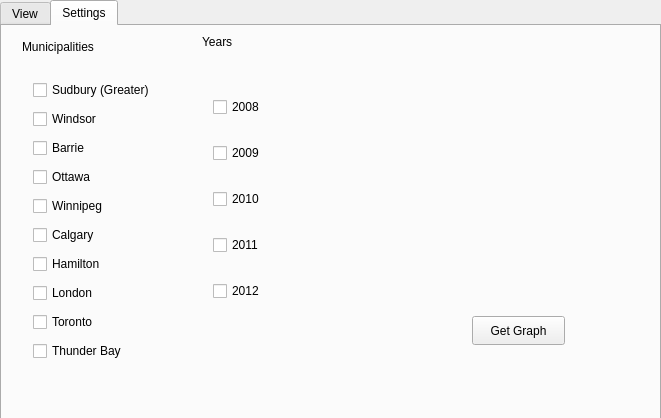
donvvo/Data-Visualization-Software-for-Ontario-Municipal-Benchmarking-Initiative, file test_export/src/mainwindow.ui: the form before one commit.
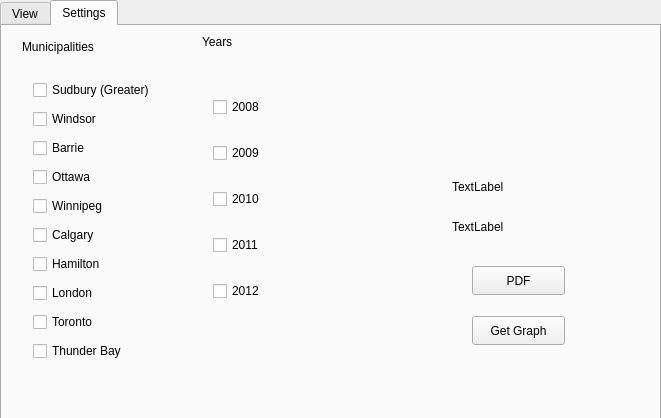
The form after the commit. Custom widgets are drawn as their Qt base class.

Commit message: Finished: test/Image export

Patch:
```diff
--- a/test_export/src/mainwindow.ui
+++ b/test_export/src/mainwindow.ui
@@ -219,12 +219,45 @@
        <string>Get Graph</string>
       </property>
      </widget>
-     <zorder>verticalLayoutWidget</zorder>
-     <zorder>label</zorder>
-     <zorder>verticalLayoutWidget_2</zorder>
-     <zorder>label_2</zorder>
-     <zorder>pushButton</zorder>
-     <zorder>gridLayoutWidget</zorder>
+     <widget class="QPushButton" name="export_pdf">
+      <property name="geometry">
+       <rect>
+        <x>470</x>
+        <y>240</y>
+        <width>93</width>
+        <height>29</height>
+       </rect>
+      </property>
+      <property name="text">
+       <string>PDF</string>
+      </property>
+     </widget>
+     <widget class="QLabel" name="label_3">
+      <property name="geometry">
+       <rect>
+        <x>450</x>
+        <y>150</y>
+        <width>66</width>
+        <height>21</height>
+       </rect>
+      </property>
+      <property name="text">
+       <string>TextLabel</string>
+      </property>
+     </widget>
+     <widget class="QLabel" name="label_4">
+      <property name="geometry">
+       <rect>
+        <x>450</x>
+        <y>190</y>
+        <width>66</width>
+        <height>21</height>
+       </rect>
+      </property>
+      <property name="text">
+       <string>TextLabel</string>
+      </property>
+     </widget>
     </widget>
    </widget>
   </widget>
```
The commit also changes 5 other files.
